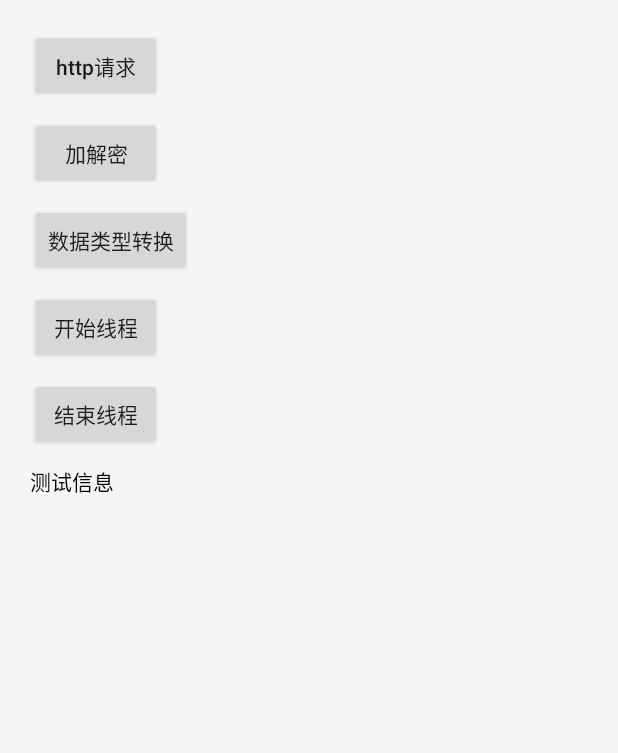
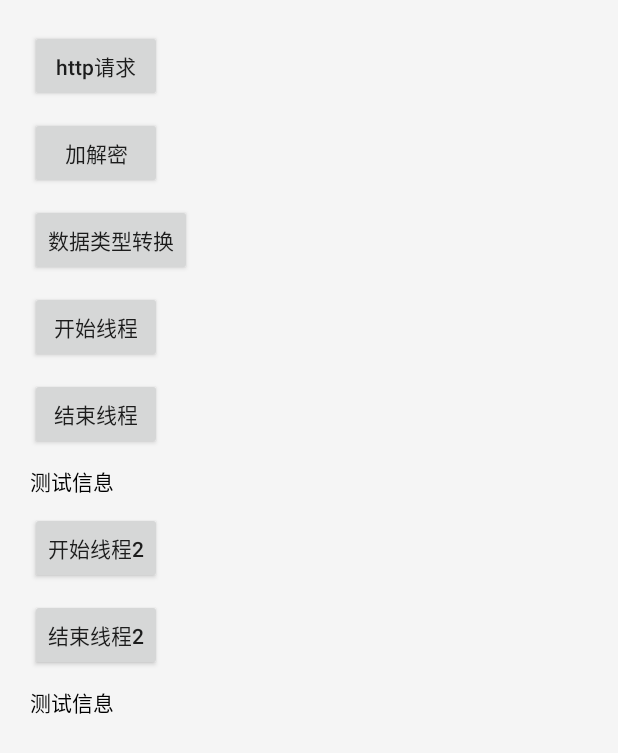
Before and after one commit to yadiq/AndroidNative, an Android app: the layout activity_main.xml on its own in the app's theme, with its tools: preview values and no code run, on a phone screen of 412 x 824 dp. Shown: the top 753 px of the screen. Run offline under Robolectric (Android 15) with nearby library versions, the phone set to English and light mode, and no system bars.

```diff
--- a/app/src/main/res/layout/activity_main.xml
+++ b/app/src/main/res/layout/activity_main.xml
@@ -48,5 +48,27 @@
         android:textColor="@color/black"
         tools:text="测试信息" />
 
+    <Button
+        android:id="@+id/btnStartThread2"
+        android:layout_marginTop="10dp"
+        android:layout_width="wrap_content"
+        android:layout_height="wrap_content"
+        android:text="开始线程2" />
+
+    <Button
+        android:id="@+id/btnStopThread2"
+        android:layout_marginTop="10dp"
+        android:layout_width="wrap_content"
+        android:layout_height="wrap_content"
+        android:text="结束线程2" />
+
+    <TextView
+        android:layout_marginTop="10dp"
+        android:id="@+id/tv2"
+        android:layout_width="wrap_content"
+        android:layout_height="wrap_content"
+        android:textColor="@color/black"
+        tools:text="测试信息" />
+
 
 </LinearLayout>
```
Also changed, not shown: app/src/main/java/com/hqumath/nativedemo/MainActivity.kt (+42 -7 lines), 6 other files.
